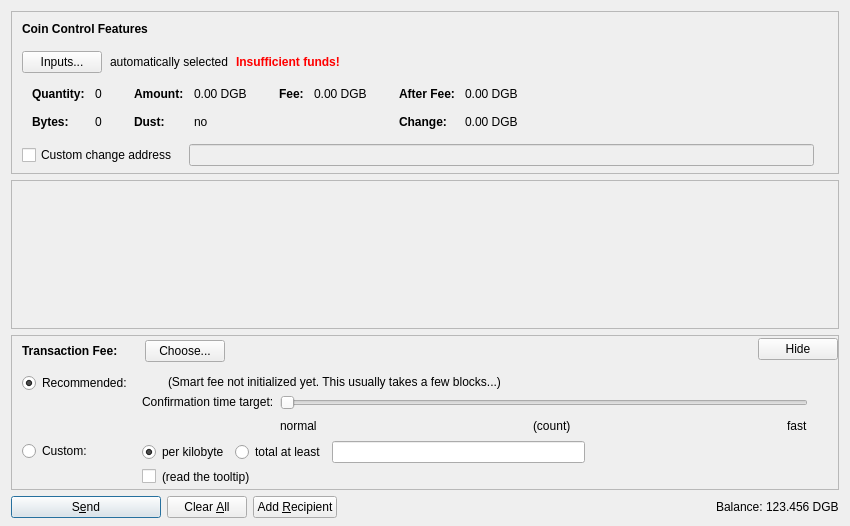
Qt form src/qt/forms/sendcoinsdialog.ui (digibyte/digibyte) before a commit.
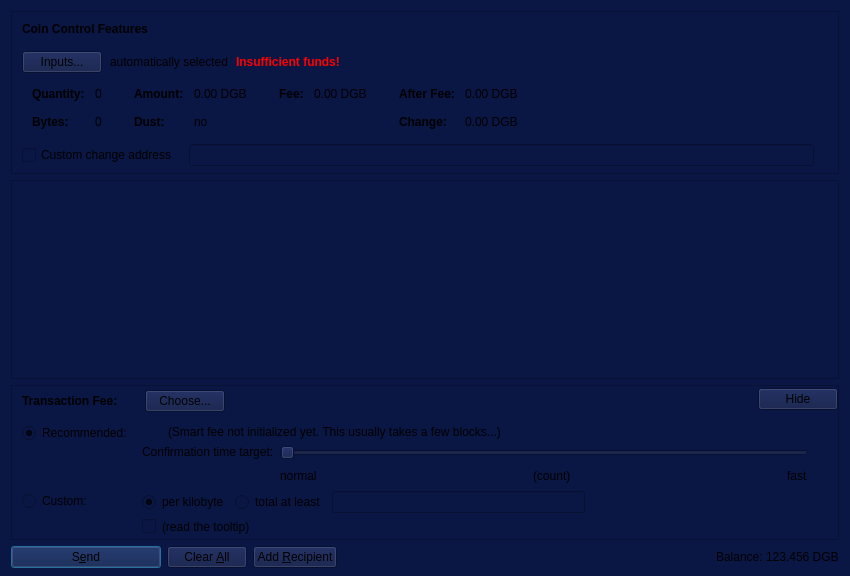
The same form after that commit. Icons and pictures are not drawn. Custom widgets are drawn as their Qt base class.

Patch:
```diff
--- a/src/qt/forms/sendcoinsdialog.ui
+++ b/src/qt/forms/sendcoinsdialog.ui
@@ -7,12 +7,15 @@
     <x>0</x>
     <y>0</y>
     <width>850</width>
-    <height>526</height>
+    <height>576</height>
    </rect>
   </property>
   <property name="windowTitle">
    <string>Send Coins</string>
   </property>
+  <property name="styleSheet">
+   <string notr="true">background-color: rgb(10, 22, 68);</string>
+  </property>
   <layout class="QVBoxLayout" name="verticalLayout" stretch="0,1,0,0">
    <property name="bottomMargin">
     <number>8</number>
@@ -587,8 +590,8 @@
        <rect>
         <x>0</x>
         <y>0</y>
-        <width>830</width>
-        <height>104</height>
+        <width>824</width>
+        <height>76</height>
        </rect>
       </property>
       <layout class="QVBoxLayout" name="verticalLayout_2" stretch="0,1">
```
Left out of the diff: 2 changed lines with no effect on the pictures.
